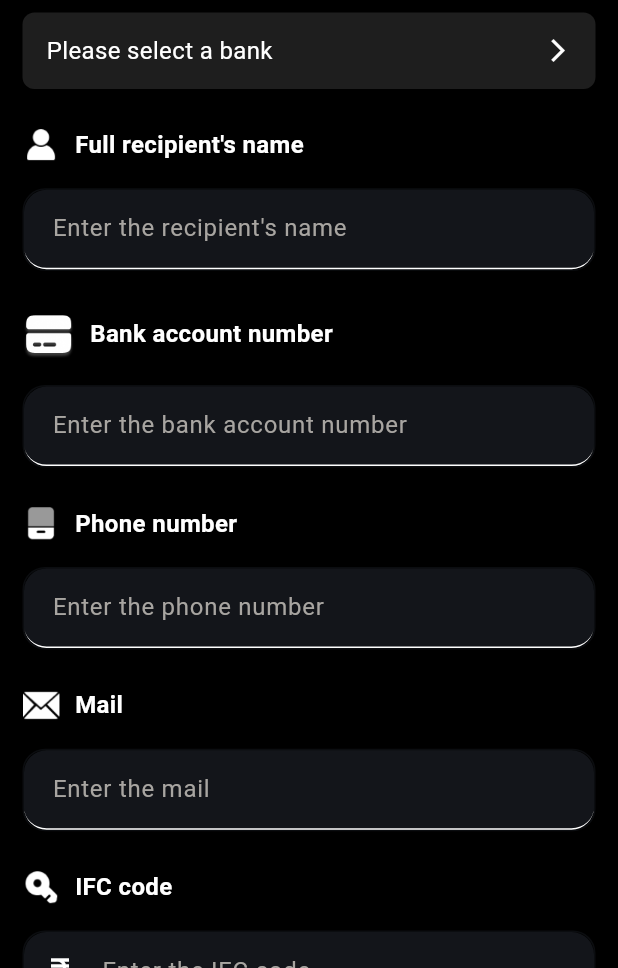
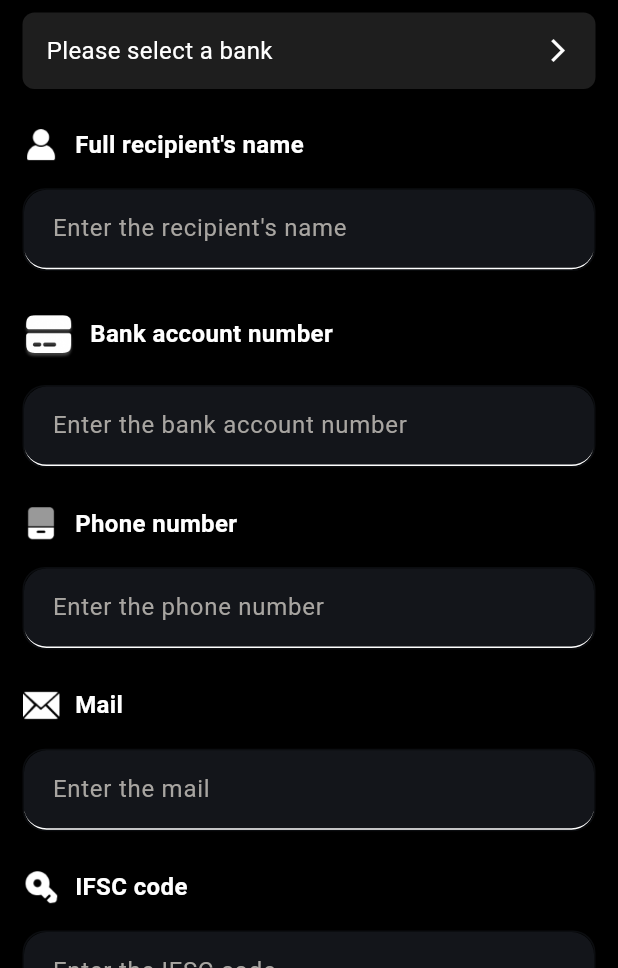
Before and after one commit to SuryavanshiAman/Xgamblur, a Flutter app: the BankScreen screen opened by its route, on a phone screen of 412 x 824 dp, the part 268-1236 px from its top. Run offline on Flutter 3.47's test engine with Material 3 defaults, Android fonts, the light colour scheme and no system bars; our stand-ins replace another_flushbar, carousel_slider, country_code_picker, dio, dotted_border, flutter_bloc and 14 more; missing offline and left inert: add_to_cart_animation, flame, flame_forge2d, flutter_flip_card; accounts and stored records are empty; network calls fail; Roboto replaces fonts that are missing (SitkaSmall); project files that could hold a hidden picture were left out.

Commit message:
2 commit

```diff
--- a/lib/language/english.dart
+++ b/lib/language/english.dart
@@ -67,7 +67,7 @@ class LocaleStringEn extends Translations {
       'Type':"Type",
       'Time':"Time",
       'Order number':"Order number",
-      'Reason':"Order number",
+      'Reason':"Reason",
       'Cancel':"Cancel",
       'Confirm':"Confirm",
       'USDT QR Deposit':"USDT QR Deposit",
--- a/lib/view/wallet/bank_details/bank_screen.dart
+++ b/lib/view/wallet/bank_details/bank_screen.dart
@@ -208,11 +208,11 @@ class _BankScreenState extends State<BankScreen> {
           ),
           SizedBox(height: height*0.03),
           // Recipient's name section
-          rowWidget(Assets.imagesIfscCode,'IFC code'),
+          rowWidget(Assets.imagesIfscCode,'IFSC code'),
           SizedBox(height: height*0.02),
           CustomTextField(
             controller: _ifcController,
-            label: "Enter the IFC code",
+            label: "Enter the IFSC code",
             hintColor: AppColor.lightGray,
             hintSize: 16,
             height: 55,
@@ -225,7 +225,7 @@ class _BankScreenState extends State<BankScreen> {
             border: Border.all(color: AppColor.gray.withOpacity(0.3)),
             borderRadius: BorderRadius.circular(15),
             fieldRadius: BorderRadius.circular(15),
-            prefix: Icon(Icons.currency_rupee, color: AppColor.white),
+            // prefix: Icon(Icons.currency_rupee, color: AppColor.white),
           ),
           SizedBox(height: height*0.03),
           constantbutton(onTap: () {
--- a/lib/view/wallet/withdraw/withdraw_screen.dart
+++ b/lib/view/wallet/withdraw/withdraw_screen.dart
@@ -258,7 +258,9 @@ class _WithdrawScreenState extends State<WithdrawScreen> {
           InkWell(
             onTap: () {
               selectedIndex==1&& usdtData == null||selectedIndex==0&&bankData==null?  selectedIndex == 0
-                  ? Navigator.pushNamed(context, RoutesName.bankScreen): Navigator.pushNamed(context, RoutesName.usdtAddress):null;
+                  ?
+              Navigator.pushNamed(context, RoutesName.bankScreen)
+                  : Navigator.pushNamed(context, RoutesName.usdtAddress):null;
             },
             child: Container(
               width: double.infinity,
```
